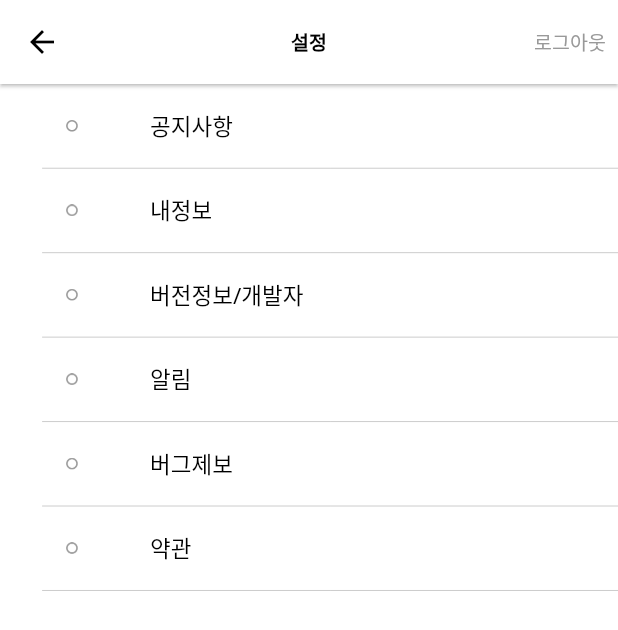
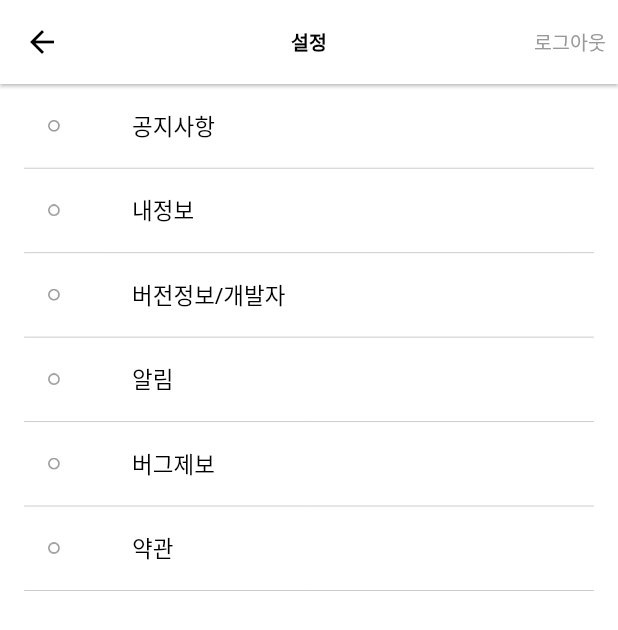
Before and after one commit to I-Taxi/itaxi-front, a Flutter app: the SettingScreen screen opened directly, after a tap on "로그아웃", on a phone screen of 412 x 824 dp. Shown: the top 630 px of the screen. Run offline on Flutter 3.47's test engine with Material 2 defaults, Android fonts, the phone set to English and light mode, and no system bars; our stand-ins replace cloud_firestore, firebase_auth, firebase_core, flutter_screenutil, flutter_secure_storage, get; missing offline and left inert: colorful_safe_area, flutter_email_sender; accounts and stored records are empty; network calls fail.

Commit message:
feat: 공지사항 스크롤 & 로그아웃 시 메인화면으로 돌아가게끔

```diff
--- a/lib/controller/signInController.dart
+++ b/lib/controller/signInController.dart
@@ -36,6 +36,7 @@ class SignInController extends GetxController {
   @override
   onInit() {
     super.onInit();
+    num = 4;
     WidgetsBinding.instance.addPostFrameCallback(
       (_) {
         _asyncMethod();
--- a/lib/settings/noticeScreen.dart
+++ b/lib/settings/noticeScreen.dart
@@ -55,7 +55,8 @@ class _NoticeScreenState extends State<NoticeScreen> {
         child: SingleChildScrollView(
           child: Padding(
             padding: EdgeInsets.only(
-              left: 32.0.w,
+              left: 16.0.w,
+              right: 16.0.w,
             ),
             child: FutureBuilder<List<Notice>>(
               future: _noticeController.notices,
@@ -63,6 +64,7 @@ class _NoticeScreenState extends State<NoticeScreen> {
                 if (snapshot.hasData) {
                   if (snapshot.data!.isNotEmpty) {
                     return ListView.builder(
+                      physics: ScrollPhysics(),
                       shrinkWrap: true,
                       itemCount: snapshot.data!.length,
                       itemBuilder: (BuildContext context, int index) {
--- a/lib/settings/settingScreen.dart
+++ b/lib/settings/settingScreen.dart
@@ -12,6 +12,8 @@ import 'package:itaxi/settings/bugScreen.dart';
 import 'package:itaxi/settings/myInfoScreen.dart';
 import 'package:itaxi/settings/noticeScreen.dart';
 
+import '../controller/navigationController.dart';
+
 class SettingScreen extends StatefulWidget {
   const SettingScreen({Key? key}) : super(key: key);
 
@@ -23,6 +25,8 @@ class SettingScreen extends StatefulWidget {
 
 class _SettingScreenState extends State<SettingScreen> {
   final SignInController _signInController = Get.find();
+  final NavigationController _navController = Get.put(NavigationController());
+
 
   @override
   Widget build(BuildContext context) {
@@ -45,6 +49,7 @@ class _SettingScreenState extends State<SettingScreen> {
             onPressed: () {
               SettingScreen.storage.delete(key: "login");
               _signInController.signedOutState();
+              _navController.changeIndex(1);
             },
             child: Text(
               '로그아웃',
@@ -59,7 +64,7 @@ class _SettingScreenState extends State<SettingScreen> {
       body: ColorfulSafeArea(
         color: colorScheme.primary,
         child: Padding(
-          padding: EdgeInsets.only(left: 28.w),
+          padding: EdgeInsets.only(left: 16.w, right: 16.w),
           child: _myListView(context: context),
         ),
       ),
```
